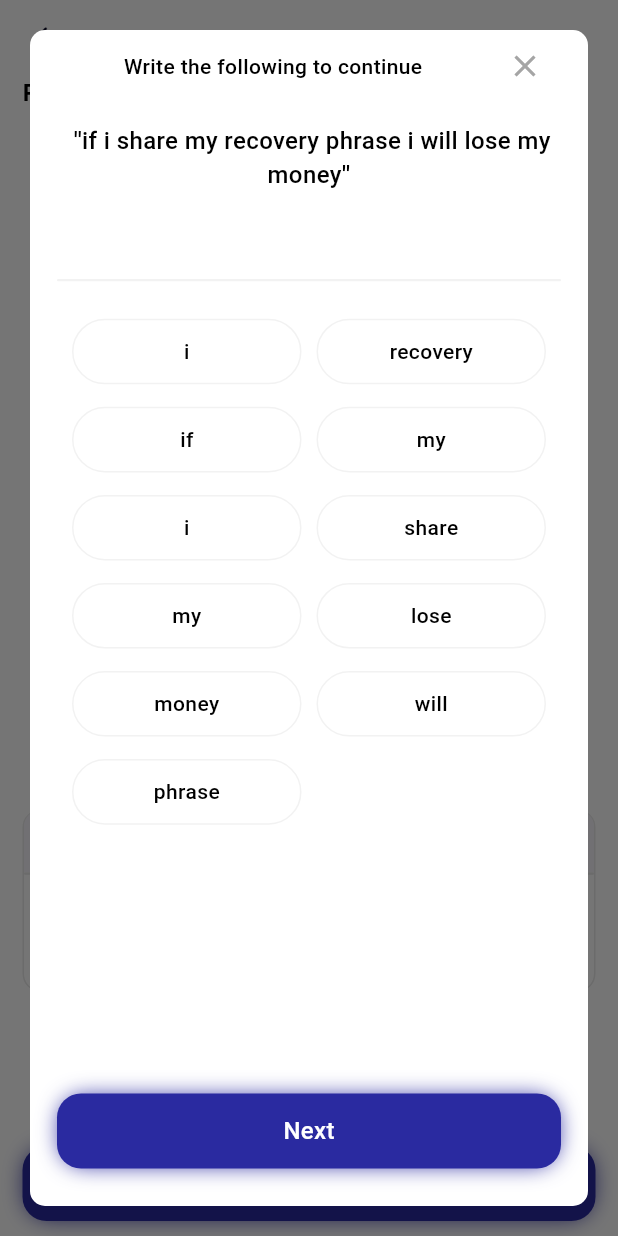
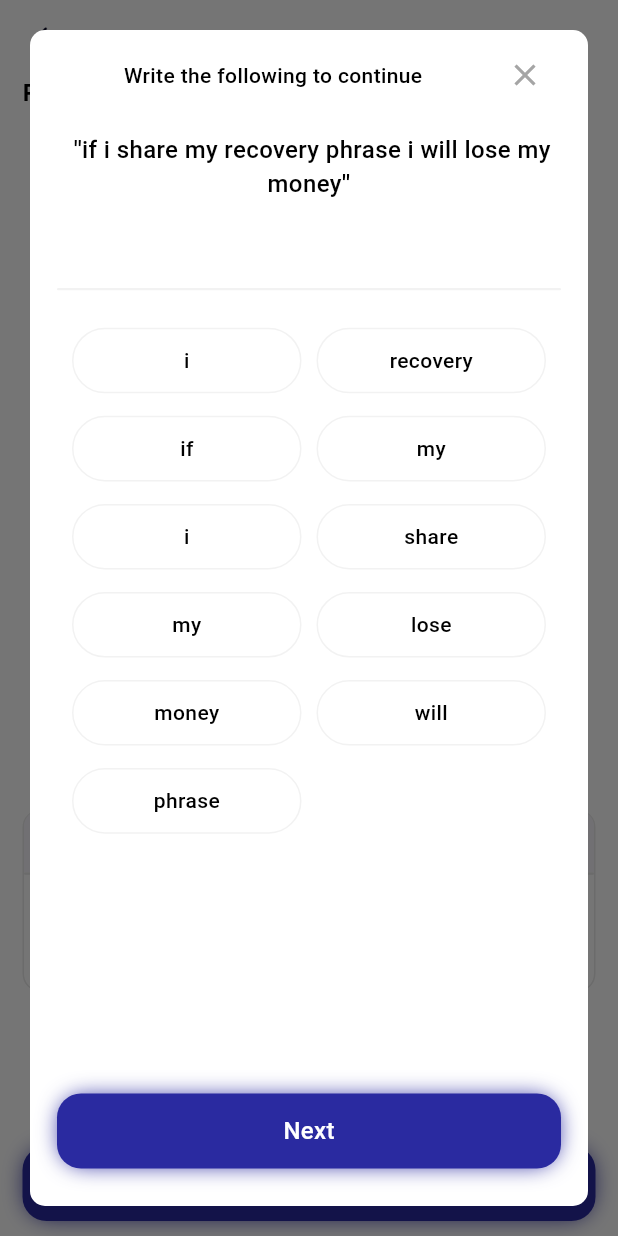
Before and after one commit to Biorbank/biorbankMobile, a Flutter app: the CreateAccountView screen opened by its route, on a phone screen of 412 x 824 dp. Run offline on Flutter 3.47's test engine with Material 3 defaults, Android fonts, the phone set to English and light mode, and no system bars; our stand-ins replace bloc, flutter_bloc, flutter_screenutil, flutter_svg, flutter_switch, fluttertoast and 2 more; missing offline and left inert: clipboard; accounts and stored records are empty.

Commit message:
change navigation after enter password

```diff
--- a/lib/presentation/pages/auth/view/login_view.dart
+++ b/lib/presentation/pages/auth/view/login_view.dart
@@ -5,7 +5,6 @@ import 'package:biorbank/utils/app_widgets.dart';
 import 'package:biorbank/utils/preferences.dart';
 import 'package:biorbank/utils/routers/route.dart';
 import 'package:biorbank/utils/validation.dart';
-import 'package:flutter/cupertino.dart';
 import 'package:flutter/material.dart';
 import 'package:flutter_bloc/flutter_bloc.dart';
 import 'package:flutter_screenutil/flutter_screenutil.dart';
@@ -99,7 +98,7 @@ class _LoginViewState extends State<LoginView> with Validation {
                 textColor: AppColors.white,
                 onTap: () {
                   if (cubit.formKey.currentState?.validate() ?? false) {
-                    Navigator.pushNamed(context, Routes.pinScreenRoute);
+                    Navigator.pushNamed(context, Routes.homeRoute);
                   }
                 },
               ),
--- a/lib/presentation/pages/create_account/widget/word_selector_dialog.dart
+++ b/lib/presentation/pages/create_account/widget/word_selector_dialog.dart
@@ -32,11 +32,18 @@ class WordSelectorDialog extends StatelessWidget {
             return Column(
               crossAxisAlignment: CrossAxisAlignment.start,
               children: [
+                Expanded(
+                  child: SingleChildScrollView(
+                    child: Column(
+                      crossAxisAlignment: CrossAxisAlignment.start,
+                      children: [
+                        height(6.h),
                         Row(
                           mainAxisAlignment: MainAxisAlignment.end,
                           children: [
                             const Spacer(),
-                    AppConstant.commonText('Write the following to continue',
+                            AppConstant.commonText(
+                                'Write the following to continue',
                                 fontSize: 14.sp,
                                 fontWeight: FontWeight.w500,
                                 color: Theme.of(context).colorScheme.shadow),
@@ -63,7 +70,8 @@ class WordSelectorDialog extends StatelessWidget {
                             fontWeight: FontWeight.w500),
                         height(30.h),
                         AppConstant.commonText(cubit.selectedWords.join(''),
-                    color: Theme.of(context).colorScheme.shadow, fontSize: 16),
+                            color: Theme.of(context).colorScheme.shadow,
+                            fontSize: 16),
                         height(5.h),
                         AppConstant.commonDivider(color: AppColors.grey100),
                         height(25.h),
@@ -71,7 +79,8 @@ class WordSelectorDialog extends StatelessWidget {
                           shrinkWrap: true,
                           physics: const NeverScrollableScrollPhysics(),
                           padding: const EdgeInsets.symmetric(horizontal: 10),
-                  gridDelegate: const SliverGridDelegateWithFixedCrossAxisCount(
+                          gridDelegate:
+                              const SliverGridDelegateWithFixedCrossAxisCount(
                             crossAxisCount: 2,
                             crossAxisSpacing: 10.0,
                             childAspectRatio: 3.5,
@@ -86,7 +95,8 @@ class WordSelectorDialog extends StatelessWidget {
                               },
                               child: Container(
                                 decoration: BoxDecoration(
-                            border: Border.all(color: AppColors.grey100),
+                                    border:
+                                        Border.all(color: AppColors.grey100),
                                     borderRadius: BorderRadius.circular(100.r),
                                     color: AppColors.blue20),
                                 child: Center(
@@ -99,7 +109,11 @@ class WordSelectorDialog extends StatelessWidget {
                             );
                           },
                         ),
-                const Spacer(),
+                        height(25.h),
+                      ],
+                    ),
+                  ),
+                ),
                 CommonButton(
                   name: 'Next',
                   onTap: () {
```
Lines whose indentation alone changed are shown as unchanged.
